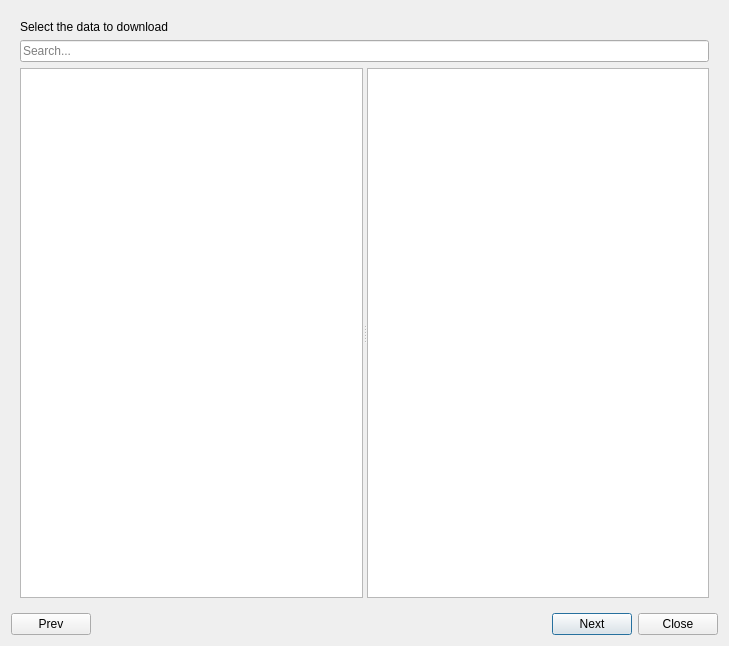
Qt form ui/qgreenland_download_dialog.ui (nsidc/qgreenland-plugin) before a commit.
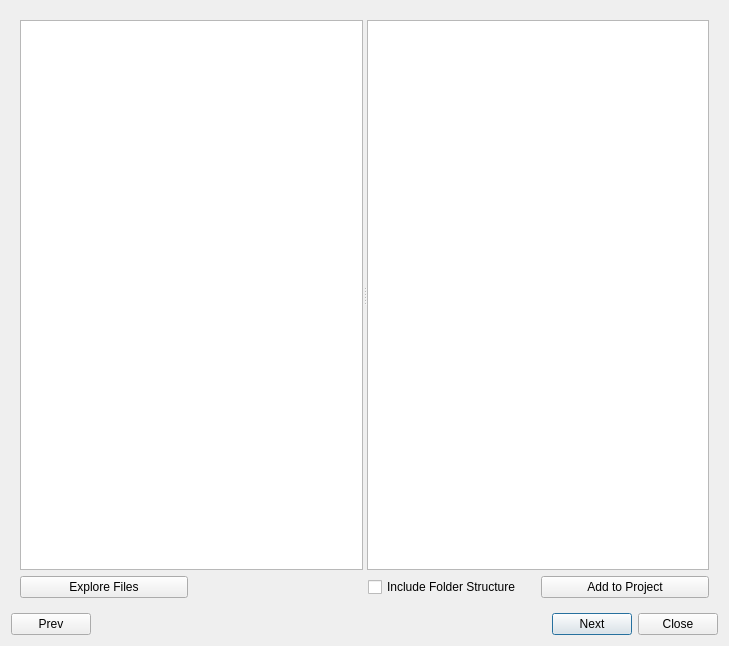
The same form after that commit. The open tabs and pages were chosen to show the change.

Commit message: create the manage data menu and all the related methods to fill the tree

What changed in the file:
```diff
--- a/ui/qgreenland_download_dialog.ui
+++ b/ui/qgreenland_download_dialog.ui
@@ -180,6 +180,44 @@
        </item>
       </layout>
      </widget>
+     <widget class="QWidget" name="manage_data">
+      <layout class="QGridLayout" name="gridLayout">
+       <item row="1" column="2">
+        <widget class="QCheckBox" name="checkBox">
+         <property name="text">
+          <string>Include Folder Structure</string>
+         </property>
+        </widget>
+       </item>
+       <item row="0" column="0" colspan="4">
+        <widget class="QSplitter" name="splitter_2">
+         <property name="orientation">
+          <enum>Qt::Horizontal</enum>
+         </property>
+         <widget class="QTreeView" name="treeView_manage">
+          <property name="headerHidden">
+           <bool>true</bool>
+          </property>
+         </widget>
+         <widget class="QTextBrowser" name="summary_text_manage"/>
+        </widget>
+       </item>
+       <item row="1" column="3">
+        <widget class="QPushButton" name="pushButton_2">
+         <property name="text">
+          <string>Add to Project</string>
+         </property>
+        </widget>
+       </item>
+       <item row="1" column="0">
+        <widget class="QPushButton" name="pushButton">
+         <property name="text">
+          <string>Explore Files</string>
+         </property>
+        </widget>
+       </item>
+      </layout>
+     </widget>
     </widget>
    </item>
   </layout>
```
The commit also changes 2 other files.
